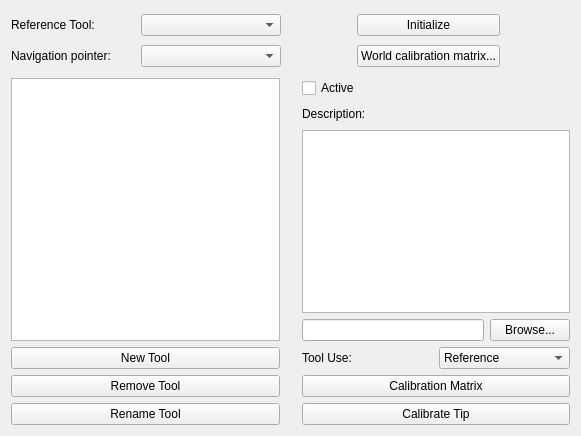
Qt form IbisHardware/trackersettingsdialog.ui (IbisNeuronav/Ibis) before a commit.
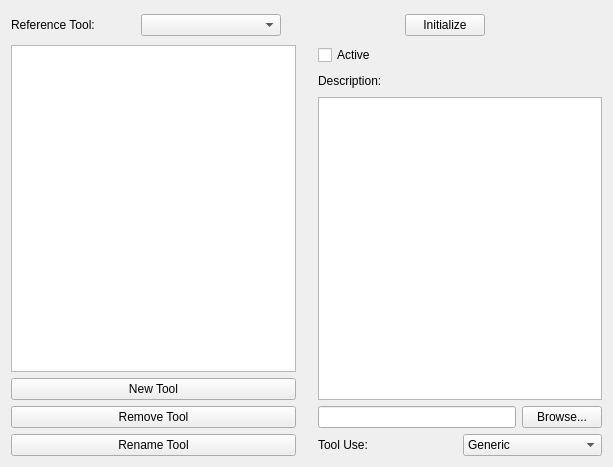
The same form after that commit.

What changed in the file:
```diff
--- a/IbisHardware/trackersettingsdialog.ui
+++ b/IbisHardware/trackersettingsdialog.ui
@@ -6,20 +6,14 @@
    <rect>
     <x>0</x>
     <y>0</y>
-    <width>581</width>
-    <height>436</height>
+    <width>613</width>
+    <height>467</height>
    </rect>
   </property>
   <property name="windowTitle">
    <string>Tracking device settings</string>
   </property>
-  <layout class="QVBoxLayout" name="verticalLayout_6">
-   <item>
-    <layout class="QVBoxLayout" name="verticalLayout_5">
-     <item>
-      <layout class="QHBoxLayout" name="horizontalLayout_6">
-       <item>
-        <layout class="QVBoxLayout" name="verticalLayout_2">
+  <layout class="QVBoxLayout" name="verticalLayout">
          <item>
           <layout class="QHBoxLayout" name="horizontalLayout">
            <item>
@@ -54,46 +48,6 @@
              </property>
             </widget>
            </item>
-          </layout>
-         </item>
-         <item>
-          <layout class="QHBoxLayout" name="horizontalLayout_5">
-           <item>
-            <widget class="QLabel" name="textLabel2_3">
-             <property name="minimumSize">
-              <size>
-               <width>124</width>
-               <height>0</height>
-              </size>
-             </property>
-             <property name="text">
-              <string>Navigation pointer:</string>
-             </property>
-             <property name="wordWrap">
-              <bool>false</bool>
-             </property>
-            </widget>
-           </item>
-           <item>
-            <widget class="QComboBox" name="m_pointerToolCombo">
-             <property name="sizePolicy">
-              <sizepolicy hsizetype="MinimumExpanding" vsizetype="Fixed">
-               <horstretch>0</horstretch>
-               <verstretch>0</verstretch>
-              </sizepolicy>
-             </property>
-             <property name="minimumSize">
-              <size>
-               <width>140</width>
-               <height>0</height>
-              </size>
-             </property>
-            </widget>
-           </item>
-          </layout>
-         </item>
-        </layout>
-       </item>
        <item>
         <spacer name="horizontalSpacer">
          <property name="orientation">
@@ -102,13 +56,11 @@
          <property name="sizeHint" stdset="0">
           <size>
            <width>13</width>
-           <height>61</height>
+         <height>28</height>
           </size>
          </property>
         </spacer>
        </item>
-       <item>
-        <layout class="QVBoxLayout" name="verticalLayout">
          <item>
           <widget class="QPushButton" name="m_initializeTrackerButton">
            <property name="text">
@@ -117,23 +69,14 @@
           </widget>
          </item>
          <item>
-          <widget class="QPushButton" name="m_worldCalibrationMatrixButton">
-           <property name="text">
-            <string>World calibration matrix...</string>
-           </property>
-          </widget>
-         </item>
-        </layout>
-       </item>
-       <item>
         <spacer name="horizontalSpacer_2">
          <property name="orientation">
           <enum>Qt::Horizontal</enum>
          </property>
          <property name="sizeHint" stdset="0">
           <size>
-           <width>13</width>
-           <height>61</height>
+         <width>38</width>
+         <height>18</height>
           </size>
          </property>
         </spacer>
@@ -274,9 +217,12 @@
            </item>
            <item>
             <widget class="QComboBox" name="m_toolUseComboBox">
+           <property name="currentText">
+            <string>Generic</string>
+           </property>
              <item>
               <property name="text">
-               <string>Reference</string>
+             <string>Generic</string>
               </property>
              </item>
              <item>
@@ -294,32 +240,6 @@
                <string>Camera</string>
               </property>
              </item>
-             <item>
-              <property name="text">
-               <string>Generic</string>
-              </property>
-             </item>
-             <item>
-              <property name="text">
-               <string>NoUse</string>
-              </property>
-             </item>
-            </widget>
-           </item>
-          </layout>
-         </item>
-         <item>
-          <widget class="QPushButton" name="m_localCalibrationMatrixButton">
-           <property name="text">
-            <string>Calibration Matrix</string>
-           </property>
-          </widget>
-         </item>
-         <item>
-          <widget class="QPushButton" name="m_calibrateTipButton">
-           <property name="text">
-            <string>Calibrate Tip</string>
-           </property>
           </widget>
          </item>
         </layout>
```
Left out of the diff: 64 changed lines with no effect on the pictures. Lines whose indentation alone changed are shown as unchanged.
